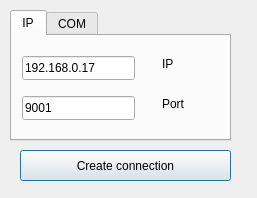
Above: ConnectionCreator/connection_creator.ui from TitovNikitaGeo/Navigation before the change. Below: the same form after it.
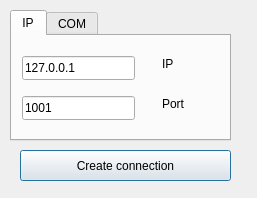
That is the form after the change.

```diff
--- a/ConnectionCreator/connection_creator.ui
+++ b/ConnectionCreator/connection_creator.ui
@@ -61,7 +61,7 @@
        </rect>
       </property>
       <property name="text">
-       <string>9001</string>
+       <string>1001</string>
       </property>
      </widget>
      <widget class="QLineEdit" name="lineEdit">
@@ -74,7 +74,7 @@
        </rect>
       </property>
       <property name="text">
-       <string>192.168.0.17</string>
+       <string>127.0.0.1</string>
       </property>
      </widget>
      <widget class="QLabel" name="label">
```
